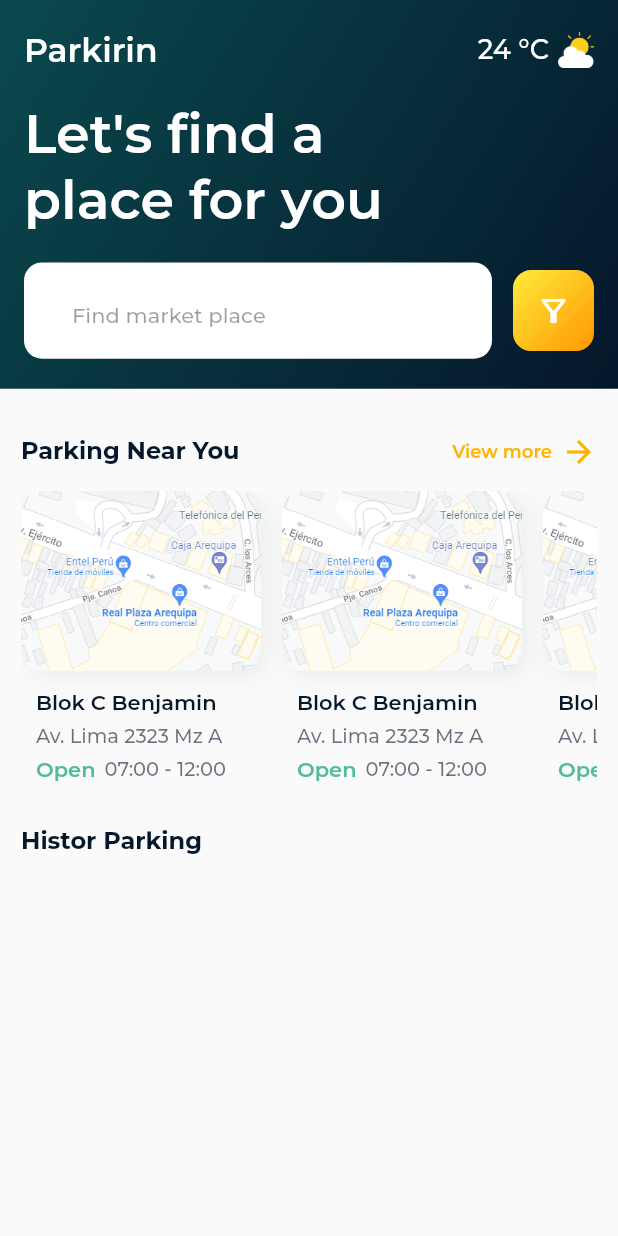
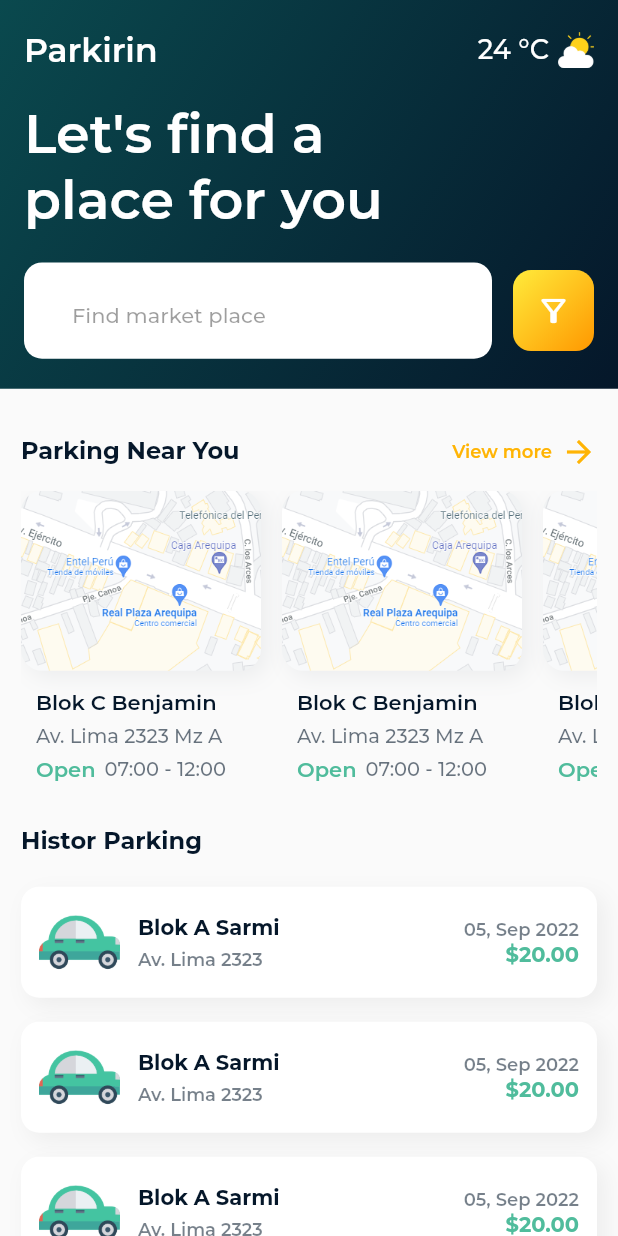
Before and after one commit to stark-ace-1891/tf08p_0020_codigo_ui, a Flutter app: the screen it shows after launch, on a phone screen of 412 x 824 dp. Run offline on Flutter 3.47's test engine with Material 2 defaults, Android fonts, the phone set to English and light mode, and no system bars; our stand-ins replace google_fonts.

Commit message:
Culminando app

```diff
--- a/lib/pages/home_page.dart
+++ b/lib/pages/home_page.dart
@@ -3,6 +3,7 @@ import 'package:flutter/src/widgets/framework.dart';
 import 'package:flutter/src/widgets/placeholder.dart';
 import 'package:google_fonts/google_fonts.dart';
 import 'package:tf08p_0020_codigo_ui/pages/constantes.dart';
+import 'package:tf08p_0020_codigo_ui/widget/item_history_widget.dart';
 import 'package:tf08p_0020_codigo_ui/widget/item_slider_widget.dart';
 
 class HomePage extends StatelessWidget {
@@ -212,6 +213,13 @@ class HomePage extends StatelessWidget {
                       ),
                     ],
                   ),
+                  SizedBox(
+                    height: 12,
+                  ),
+                  ItemHistoryWidget(),
+                  ItemHistoryWidget(),
+                  ItemHistoryWidget(),
+                  ItemHistoryWidget(),
                 ],
               ),
             ),
--- /dev/null
+++ b/lib/widget/item_history_widget.dart
@@ -0,0 +1,97 @@
+import 'package:flutter/material.dart';
+import 'package:flutter/src/widgets/framework.dart';
+import 'package:flutter/src/widgets/placeholder.dart';
+import 'package:google_fonts/google_fonts.dart';
+import 'package:tf08p_0020_codigo_ui/pages/constantes.dart';
+
+class ItemHistoryWidget extends StatelessWidget {
+  const ItemHistoryWidget({super.key});
+
+  @override
+  Widget build(BuildContext context) {
+    return Container(
+      margin: EdgeInsets.symmetric(
+        vertical: 8,
+      ),
+      padding: EdgeInsets.symmetric(
+        vertical: 10,
+        horizontal: 12,
+      ),
+      decoration: BoxDecoration(
+        color: Colors.white,
+        borderRadius: BorderRadius.circular(12),
+        boxShadow: [
+          BoxShadow(
+            color: Colors.black.withOpacity(0.05),
+            offset: Offset(5, 5),
+            blurRadius: 12,
+          ),
+        ],
+      ),
+      child: Row(
+        children: [
+          Image.asset(
+            "assets/images/car.png",
+            width: 54,
+          ),
+          SizedBox(
+            width: 12,
+          ),
+          Expanded(
+            child: Column(
+              crossAxisAlignment: CrossAxisAlignment.start,
+              children: [
+                Text(
+                  "Blok A Sarmi",
+                  maxLines: 1,
+                  overflow: TextOverflow.ellipsis,
+                  style: GoogleFonts.montserrat(
+                    fontWeight: FontWeight.w700,
+                    color: kColorPrimary,
+                  ),
+                ),
+                SizedBox(
+                  height: 6,
+                ),
+                Text(
+                  "Av. Lima 2323",
+                  maxLines: 1,
+                  overflow: TextOverflow.ellipsis,
+                  style: GoogleFonts.montserrat(
+                    fontWeight: FontWeight.w600,
+                    color: kColorPrimary.withOpacity(0.55),
+                    fontSize: 12,
+                  ),
+                ),
+              ],
+            ),
+          ),
+          SizedBox(
+            width: 10,
+          ),
+          Column(
+            crossAxisAlignment: CrossAxisAlignment.end,
+            children: [
+              Text(
+                "05, Sep 2022",
+                style: GoogleFonts.montserrat(
+                  fontWeight: FontWeight.w600,
+                  color: kColorPrimary.withOpacity(0.55),
+                  fontSize: 12,
+                ),
+              ),
+              Text(
+                "\$20.00",
+                style: GoogleFonts.montserrat(
+                  fontWeight: FontWeight.w700,
+                  color: Color(0xff50bc9c),
+                  fontSize: 14,
+                ),
+              ),
+            ],
+          ),
+        ],
+      ),
+    );
+  }
+}
```
